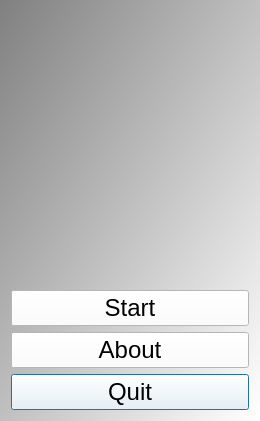
Above: Tools/ToolTestFunctionParser/qttestfunctionparsermenudialog.ui from richelbilderbeek/ProjectRichelBilderbeek before the change. Below: the same form after it.
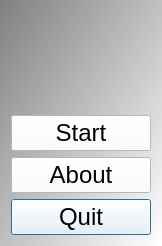
That is the form after the change. Icons and pictures are not drawn.

Diff of the .ui file:
```diff
--- a/Tools/ToolTestFunctionParser/qttestfunctionparsermenudialog.ui
+++ b/Tools/ToolTestFunctionParser/qttestfunctionparsermenudialog.ui
@@ -6,8 +6,8 @@
    <rect>
     <x>0</x>
     <y>0</y>
-    <width>260</width>
-    <height>421</height>
+    <width>162</width>
+    <height>246</height>
    </rect>
   </property>
   <property name="font">
```
Left out of the diff: 8 changed lines with no effect on the pictures.
